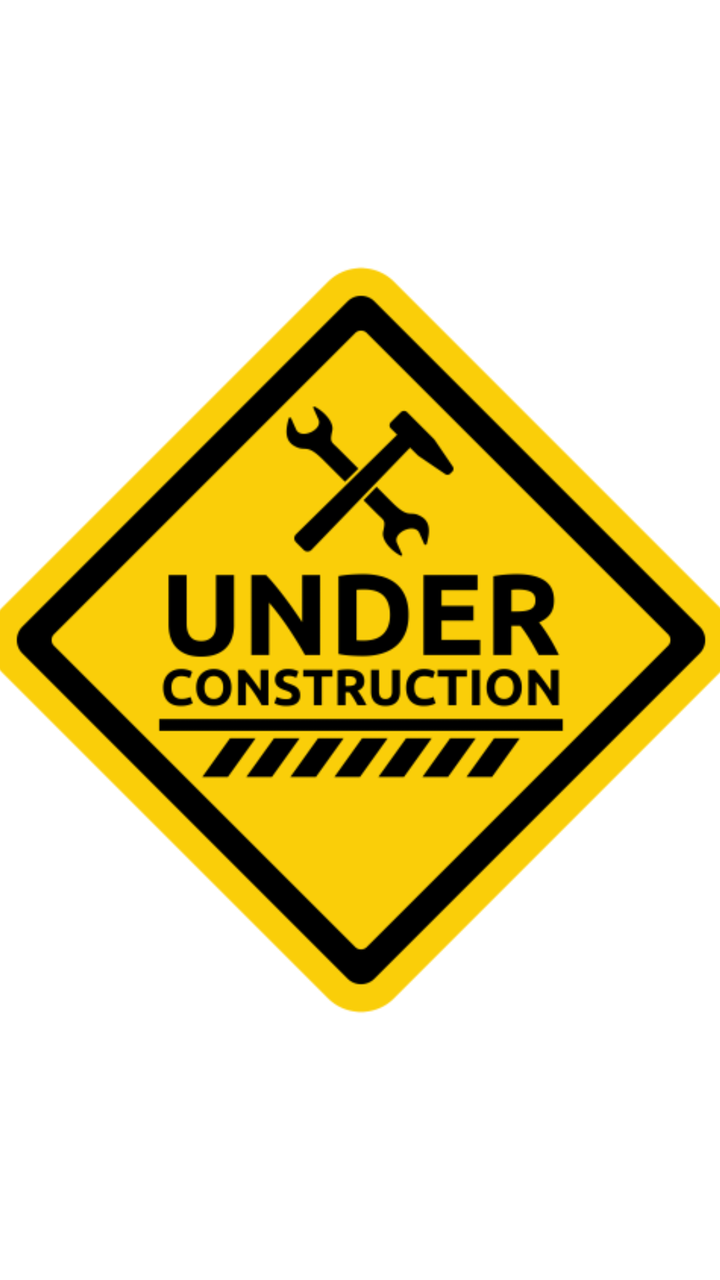
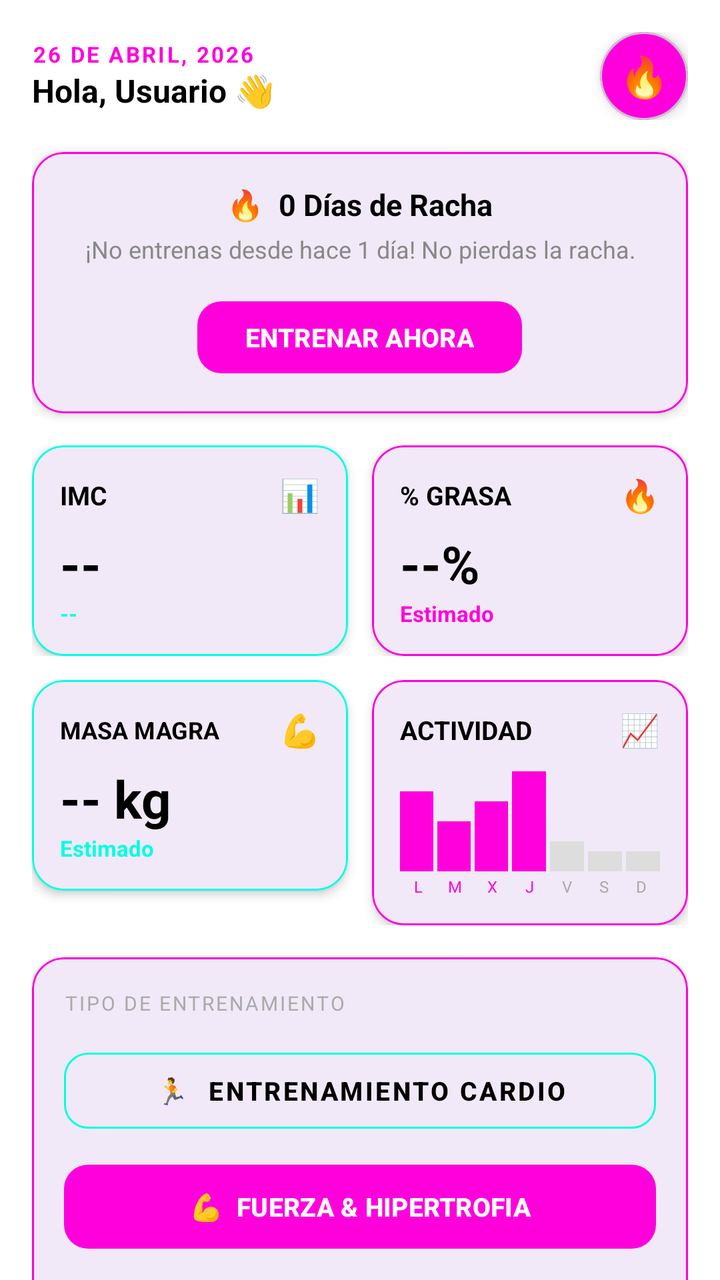

Before-and-after screenshots of an Android layout around one commit, followed by the original layout XML and the change that was made.
<!-- AndroidManifest.xml: application theme Theme.FitJourney -->
<!-- res/layout/fragment_home.xml -->
<?xml version="1.0" encoding="utf-8"?>
<androidx.constraintlayout.widget.ConstraintLayout xmlns:android="http://schemas.android.com/apk/res/android"
    xmlns:tools="http://schemas.android.com/tools"
    xmlns:app="http://schemas.android.com/apk/res-auto"
    android:id="@+id/homeLayout"
    android:layout_width="match_parent"
    android:layout_height="match_parent"
    android:background="@color/fondo"
    tools:context=".ui.second.home.HomeFragment">

    <ImageView
        android:id="@+id/imageView"
        android:layout_width="379dp"
        android:layout_height="486dp"
        android:contentDescription="@string/under_construction"
        android:src="@drawable/img_construccion"
        app:layout_constraintBottom_toBottomOf="parent"
        app:layout_constraintEnd_toEndOf="parent"
        app:layout_constraintStart_toStartOf="parent"
        app:layout_constraintTop_toTopOf="parent" />


</androidx.constraintlayout.widget.ConstraintLayout>
<!-- resources referenced by this layout -->
<resources>
  <color name="fondo">#FFFFFF</color>
  <!-- drawable img_construccion: png bitmap (drawable, 26600 bytes) -->
  <string name="under_construction">Bajo construccion</string>
  <style name="Theme.FitJourney" parent="Base.Theme.FitJourney" />
  <style name="Base.Theme.FitJourney" parent="Theme.Material3.DayNight.NoActionBar">
  
      </style>
</resources>

<!-- the commit's change to res/layout/fragment_home.xml (unified diff, before → after) -->
@@ -1,23 +1,536 @@
 <?xml version="1.0" encoding="utf-8"?>
-<androidx.constraintlayout.widget.ConstraintLayout xmlns:android="http://schemas.android.com/apk/res/android"
-    xmlns:tools="http://schemas.android.com/tools"
+<androidx.core.widget.NestedScrollView
+    xmlns:android="http://schemas.android.com/apk/res/android"
     xmlns:app="http://schemas.android.com/apk/res-auto"
-    android:id="@+id/homeLayout"
     android:layout_width="match_parent"
     android:layout_height="match_parent"
     android:background="@color/fondo"
-    tools:context=".ui.second.home.HomeFragment">
-
-    <ImageView
-        android:id="@+id/imageView"
-        android:layout_width="379dp"
-        android:layout_height="486dp"
-        android:contentDescription="@string/under_construction"
-        android:src="@drawable/img_construccion"
-        app:layout_constraintBottom_toBottomOf="parent"
-        app:layout_constraintEnd_toEndOf="parent"
-        app:layout_constraintStart_toStartOf="parent"
-        app:layout_constraintTop_toTopOf="parent" />
-
-
-</androidx.constraintlayout.widget.ConstraintLayout>
+    android:paddingBottom="16dp"
+    android:clipToPadding="false">
+
+    <LinearLayout
+        android:layout_width="match_parent"
+        android:layout_height="wrap_content"
+        android:orientation="vertical"
+        android:padding="16dp">
+
+        <LinearLayout
+            android:layout_width="match_parent"
+            android:layout_height="wrap_content"
+            android:orientation="horizontal"
+            android:gravity="center_vertical"
+            android:layout_marginBottom="16dp">
+
+            <LinearLayout
+                android:layout_width="0dp"
+                android:layout_height="wrap_content"
+                android:layout_weight="1"
+                android:orientation="vertical">
+
+                <TextView
+                    android:id="@+id/tvDate"
+                    android:layout_width="wrap_content"
+                    android:layout_height="wrap_content"
+                    android:text="26 DE ABRIL, 2026"
+                    android:textColor="@color/mainrosa"
+                    android:textSize="11sp"
+                    android:letterSpacing="0.1"
+                    android:textStyle="bold" />
+
+                <TextView
+                    android:id="@+id/tvGreeting"
+                    android:layout_width="wrap_content"
+                    android:layout_height="wrap_content"
+                    android:text="Hola, Usuario 👋"
+                    android:textColor="@color/text"
+                    android:textSize="16sp"
+                    android:textStyle="bold" />
+            </LinearLayout>
+
+            <com.google.android.material.card.MaterialCardView
+                android:layout_width="44dp"
+                android:layout_height="44dp"
+                app:cardCornerRadius="22dp"
+                app:cardBackgroundColor="@color/mainrosa"
+                app:cardElevation="4dp">
+
+                <TextView
+                    android:layout_width="match_parent"
+                    android:layout_height="match_parent"
+                    android:gravity="center"
+                    android:text="🔥"
+                    android:textSize="20sp" />
+            </com.google.android.material.card.MaterialCardView>
+        </LinearLayout>
+
+        <com.google.android.material.card.MaterialCardView
+            android:layout_width="match_parent"
+            android:layout_height="wrap_content"
+            android:layout_marginBottom="16dp"
+            app:cardBackgroundColor="?attr/colorSurface"
+            app:cardCornerRadius="16dp"
+            app:cardElevation="3dp"
+            app:strokeColor="@color/mainrosa"
+            app:strokeWidth="1dp">
+
+            <LinearLayout
+                android:layout_width="match_parent"
+                android:layout_height="wrap_content"
+                android:orientation="vertical"
+                android:padding="16dp"
+                android:gravity="center">
+
+                <TextView
+                    android:id="@+id/tvStreakTitle"
+                    android:layout_width="wrap_content"
+                    android:layout_height="wrap_content"
+                    android:text="🔥  0 Días de Racha"
+                    android:textColor="@color/text"
+                    android:textSize="15sp"
+                    android:textStyle="bold"
+                    android:layout_marginBottom="4dp" />
+
+                <TextView
+                    android:id="@+id/tvStreakMessage"
+                    android:layout_width="wrap_content"
+                    android:layout_height="wrap_content"
+                    android:text="¡No entrenas desde hace 1 día! No pierdas la racha."
+                    android:textColor="#888888"
+                    android:textSize="12sp"
+                    android:gravity="center"
+                    android:layout_marginBottom="14dp" />
+
+                <com.google.android.material.button.MaterialButton
+                    android:id="@+id/btnTrainNow"
+                    android:layout_width="wrap_content"
+                    android:layout_height="44dp"
+                    android:text="ENTRENAR AHORA"
+                    android:textColor="@color/white"
+                    android:textSize="13sp"
+                    android:textStyle="bold"
+                    android:paddingStart="24dp"
+                    android:paddingEnd="24dp"
+                    app:backgroundTint="@color/mainrosa"
+                    app:cornerRadius="12dp" />
+            </LinearLayout>
+        </com.google.android.material.card.MaterialCardView>
+
+        <LinearLayout
+            android:layout_width="match_parent"
+            android:layout_height="wrap_content"
+            android:orientation="horizontal"
+            android:layout_marginBottom="12dp">
+
+            <com.google.android.material.card.MaterialCardView
+                android:layout_width="0dp"
+                android:layout_height="wrap_content"
+                android:layout_weight="1"
+                android:layout_marginEnd="6dp"
+                app:cardBackgroundColor="?attr/colorSurface"
+                app:cardCornerRadius="16dp"
+                app:cardElevation="3dp"
+                app:strokeColor="@color/mainazul"
+                app:strokeWidth="1dp">
+
+                <LinearLayout
+                    android:layout_width="match_parent"
+                    android:layout_height="wrap_content"
+                    android:orientation="vertical"
+                    android:padding="14dp">
+
+                    <LinearLayout
+                        android:layout_width="match_parent"
+                        android:layout_height="wrap_content"
+                        android:orientation="horizontal"
+                        android:gravity="center_vertical">
+
+                        <TextView
+                            android:layout_width="0dp"
+                            android:layout_height="wrap_content"
+                            android:layout_weight="1"
+                            android:text="IMC"
+                            android:textColor="@color/text"
+                            android:textSize="13sp"
+                            android:textStyle="bold" />
+
+                        <TextView
+                            android:layout_width="wrap_content"
+                            android:layout_height="wrap_content"
+                            android:text="📊"
+                            android:textSize="16sp" />
+                    </LinearLayout>
+
+                    <TextView
+                        android:id="@+id/tvBMI"
+                        android:layout_width="wrap_content"
+                        android:layout_height="wrap_content"
+                        android:text="--"
+                        android:textColor="@color/text"
+                        android:textSize="26sp"
+                        android:textStyle="bold"
+                        android:layout_marginTop="6dp" />
+
+                    <TextView
+                        android:id="@+id/tvBMICategory"
+                        android:layout_width="wrap_content"
+                        android:layout_height="wrap_content"
+                        android:text="--"
+                        android:textColor="@color/mainazul"
+                        android:textSize="11sp"
+                        android:textStyle="bold" />
+                </LinearLayout>
+            </com.google.android.material.card.MaterialCardView>
+
+            <com.google.android.material.card.MaterialCardView
+                android:layout_width="0dp"
+                android:layout_height="wrap_content"
+                android:layout_weight="1"
+                android:layout_marginStart="6dp"
+                app:cardBackgroundColor="?attr/colorSurface"
+                app:cardCornerRadius="16dp"
+                app:cardElevation="3dp"
+                app:strokeColor="@color/mainrosa"
+                app:strokeWidth="1dp">
+
+                <LinearLayout
+                    android:layout_width="match_parent"
+                    android:layout_height="wrap_content"
+                    android:orientation="vertical"
+                    android:padding="14dp">
+
+                    <LinearLayout
+                        android:layout_width="match_parent"
+                        android:layout_height="wrap_content"
+                        android:orientation="horizontal"
+                        android:gravity="center_vertical">
+
+                        <TextView
+                            android:layout_width="0dp"
+                            android:layout_height="wrap_content"
+                            android:layout_weight="1"
+                            android:text="% GRASA"
+                            android:textColor="@color/text"
+                            android:textSize="13sp"
+                            android:textStyle="bold" />
+
+                        <TextView
+                            android:layout_width="wrap_content"
+                            android:layout_height="wrap_content"
+                            android:text="🔥"
+                            android:textSize="16sp" />
+                    </LinearLayout>
+
+                    <TextView
+                        android:id="@+id/tvFat"
+                        android:layout_width="wrap_content"
+                        android:layout_height="wrap_content"
+                        android:text="--%"
+                        android:textColor="@color/text"
+                        android:textSize="26sp"
+                        android:textStyle="bold"
+                        android:layout_marginTop="6dp" />
+
+                    <TextView
+                        android:layout_width="wrap_content"
+                        android:layout_height="wrap_content"
+                        android:text="Estimado"
+                        android:textColor="@color/mainrosa"
+                        android:textSize="11sp"
+                        android:textStyle="bold" />
+                </LinearLayout>
+            </com.google.android.material.card.MaterialCardView>
+        </LinearLayout>
+
+        <LinearLayout
+            android:layout_width="match_parent"
+            android:layout_height="wrap_content"
+            android:orientation="horizontal"
+            android:layout_marginBottom="16dp">
+
+            <com.google.android.material.card.MaterialCardView
+                android:layout_width="0dp"
+                android:layout_height="wrap_content"
+                android:layout_weight="1"
+                android:layout_marginEnd="6dp"
+                app:cardBackgroundColor="?attr/colorSurface"
+                app:cardCornerRadius="16dp"
+                app:cardElevation="3dp"
+                app:strokeColor="@color/mainazul"
+                app:strokeWidth="1dp">
+
+                <LinearLayout
+                    android:layout_width="match_parent"
+                    android:layout_height="wrap_content"
+                    android:orientation="vertical"
+                    android:padding="14dp">
+
+                    <LinearLayout
+                        android:layout_width="match_parent"
+                        android:layout_height="wrap_content"
+                        android:orientation="horizontal"
+                        android:gravity="center_vertical">
+
+                        <TextView
+                            android:layout_width="0dp"
+                            android:layout_height="wrap_content"
+                            android:layout_weight="1"
+                            android:text="MASA MAGRA"
+                            android:textColor="@color/text"
+                            android:textSize="12sp"
+                            android:textStyle="bold" />
+
+                        <TextView
+                            android:layout_width="wrap_content"
+                            android:layout_height="wrap_content"
+                            android:text="💪"
+                            android:textSize="16sp" />
+                    </LinearLayout>
+
+                    <TextView
+                        android:id="@+id/tvLeanMass"
+                        android:layout_width="wrap_content"
+                        android:layout_height="wrap_content"
+                        android:text="-- kg"
+                        android:textColor="@color/text"
+                        android:textSize="26sp"
+                        android:textStyle="bold"
+                        android:layout_marginTop="6dp" />
+
+                    <TextView
+                        android:layout_width="wrap_content"
+                        android:layout_height="wrap_content"
+                        android:text="Estimado"
+                        android:textColor="@color/mainazul"
+                        android:textSize="11sp"
+                        android:textStyle="bold" />
+                </LinearLayout>
+            </com.google.android.material.card.MaterialCardView>
+
+            <com.google.android.material.card.MaterialCardView
+                android:layout_width="0dp"
+                android:layout_height="wrap_content"
+                android:layout_weight="1"
+                android:layout_marginStart="6dp"
+                app:cardBackgroundColor="?attr/colorSurface"
+                app:cardCornerRadius="16dp"
+                app:cardElevation="3dp"
+                app:strokeColor="@color/mainrosa"
+                app:strokeWidth="1dp">
+
+                <LinearLayout
+                    android:layout_width="match_parent"
+                    android:layout_height="wrap_content"
+                    android:orientation="vertical"
+                    android:padding="14dp">
+
+                    <LinearLayout
+                        android:layout_width="match_parent"
+                        android:layout_height="wrap_content"
+                        android:orientation="horizontal"
+                        android:gravity="center_vertical">
+
+                        <TextView
+                            android:layout_width="0dp"
+                            android:layout_height="wrap_content"
+                            android:layout_weight="1"
+                            android:text="ACTIVIDAD"
+                            android:textColor="@color/text"
+                            android:textSize="13sp"
+                            android:textStyle="bold" />
+
+                        <TextView
+                            android:layout_width="wrap_content"
+                            android:layout_height="wrap_content"
+                            android:text="📈"
+                            android:textSize="16sp" />
+                    </LinearLayout>
+
+                    <LinearLayout
+                        android:layout_width="match_parent"
+                        android:layout_height="50dp"
+                        android:orientation="horizontal"
+                        android:gravity="bottom"
+                        android:layout_marginTop="10dp">
+                        <View android:layout_width="0dp" android:layout_height="40dp" android:layout_weight="1" android:background="@color/mainrosa" android:layout_marginEnd="2dp"/>
+                        <View android:layout_width="0dp" android:layout_height="25dp" android:layout_weight="1" android:background="@color/mainrosa" android:layout_marginEnd="2dp"/>
+                        <View android:layout_width="0dp" android:layout_height="35dp" android:layout_weight="1" android:background="@color/mainrosa" android:layout_marginEnd="2dp"/>
+                        <View android:layout_width="0dp" android:layout_height="50dp" android:layout_weight="1" android:background="@color/mainrosa" android:layout_marginEnd="2dp"/>
+                        <View android:layout_width="0dp" android:layout_height="15dp" android:layout_weight="1" android:background="#DDDDDD" android:layout_marginEnd="2dp"/>
+                        <View android:layout_width="0dp" android:layout_height="10dp" android:layout_weight="1" android:background="#DDDDDD" android:layout_marginEnd="2dp"/>
+                        <View android:layout_width="0dp" android:layout_height="10dp" android:layout_weight="1" android:background="#DDDDDD" />
+                    </LinearLayout>
+
+                    <LinearLayout
+                        android:layout_width="match_parent"
+                        android:layout_height="wrap_content"
+                        android:orientation="horizontal"
+                        android:layout_marginTop="2dp">
+                        <TextView android:layout_width="0dp" android:layout_height="wrap_content" android:layout_weight="1" android:text="L" android:textSize="8sp" android:gravity="center" android:textColor="@color/mainrosa"/>
+                        <TextView android:layout_width="0dp" android:layout_height="wrap_content" android:layout_weight="1" android:text="M" android:textSize="8sp" android:gravity="center" android:textColor="@color/mainrosa"/>
+                        <TextView android:layout_width="0dp" android:layout_height="wrap_content" android:layout_weight="1" android:text="X" android:textSize="8sp" android:gravity="center" android:textColor="@color/mainrosa"/>
+                        <TextView android:layout_width="0dp" android:layout_height="wrap_content" android:layout_weight="1" android:text="J" android:textSize="8sp" android:gravity="center" android:textColor="@color/mainrosa"/>
+                        <TextView android:layout_width="0dp" android:layout_height="wrap_content" android:layout_weight="1" android:text="V" android:textSize="8sp" android:gravity="center" android:textColor="#AAAAAA"/>
+                        <TextView android:layout_width="0dp" android:layout_height="wrap_content" android:layout_weight="1" android:text="S" android:textSize="8sp" android:gravity="center" android:textColor="#AAAAAA"/>
+                        <TextView android:layout_width="0dp" android:layout_height="wrap_content" android:layout_weight="1" android:text="D" android:textSize="8sp" android:gravity="center" android:textColor="#AAAAAA"/>
+                    </LinearLayout>
+
+                </LinearLayout>
+            </com.google.android.material.card.MaterialCardView>
+        </LinearLayout>
+
+        <com.google.android.material.card.MaterialCardView
+            android:layout_width="match_parent"
+            android:layout_height="wrap_content"
+            android:layout_marginBottom="16dp"
+            app:cardBackgroundColor="?attr/colorSurface"
+            app:cardCornerRadius="16dp"
+            app:cardElevation="3dp"
+            app:strokeColor="@color/mainrosa"
+            app:strokeWidth="1dp">
+
+            <LinearLayout
+                android:layout_width="match_parent"
+                android:layout_height="wrap_content"
+                android:orientation="vertical"
+                android:padding="16dp">
+
+                <TextView
+                    android:layout_width="wrap_content"
+                    android:layout_height="wrap_content"
+                    android:text="TIPO DE ENTRENAMIENTO"
+                    android:textColor="#AAAAAA"
+                    android:textSize="10sp"
+                    android:letterSpacing="0.1"
+                    android:layout_marginBottom="12dp" />
+
+                <com.google.android.material.button.MaterialButton
+                    android:id="@+id/btnCardio"
+                    android:layout_width="match_parent"
+                    android:layout_height="50dp"
+                    android:layout_marginBottom="8dp"
+                    android:text="🏃  ENTRENAMIENTO CARDIO"
+                    android:textColor="@color/text"
+                    android:textSize="13sp"
+                    android:textStyle="bold"
+                    style="@style/Widget.MaterialComponents.Button.OutlinedButton"
+                    app:strokeColor="@color/mainazul"
+                    app:strokeWidth="1dp"
+                    app:cornerRadius="12dp" />
+
+                <com.google.android.material.button.MaterialButton
+                    android:id="@+id/btnStrength"
+                    android:layout_width="match_parent"
+                    android:layout_height="50dp"
+                    android:layout_marginBottom="8dp"
+                    android:text="💪  FUERZA &amp; HIPERTROFIA"
+                    android:textColor="@color/white"
+                    android:textSize="13sp"
+                    android:textStyle="bold"
+                    app:backgroundTint="@color/mainrosa"
+                    app:cornerRadius="12dp" />
+
+                <com.google.android.material.button.MaterialButton
+                    android:id="@+id/btnStretching"
+                    android:layout_width="match_parent"
+                    android:layout_height="50dp"
+                    android:text="🧘  ESTIRAMIENTOS"
+                    android:textColor="@color/text"
+                    android:textSize="13sp"
+                    android:textStyle="bold"
+                    style="@style/Widget.MaterialComponents.Button.OutlinedButton"
+                    app:strokeColor="@color/mainazul"
+                    app:strokeWidth="1dp"
+                    app:cornerRadius="12dp" />
+
+            </LinearLayout>
+        </com.google.android.material.card.MaterialCardView>
+
+        <com.google.android.material.card.MaterialCardView
+            android:layout_width="match_parent"
+            android:layout_height="wrap_content"
+            android:layout_marginBottom="8dp"
+            app:cardBackgroundColor="?attr/colorSurface"
+            app:cardCornerRadius="16dp"
+            app:cardElevation="3dp"
+            app:strokeColor="@color/mainrosa"
+            app:strokeWidth="1dp">
+
+            <LinearLayout
+                android:layout_width="match_parent"
+                android:layout_height="wrap_content"
+                android:orientation="vertical"
+                android:padding="16dp">
+
+                <LinearLayout
+                    android:layout_width="match_parent"
+                    android:layout_height="wrap_content"
+                    android:orientation="horizontal"
+                    android:gravity="center_vertical"
+                    android:layout_marginBottom="12dp">
+
+                    <LinearLayout
+                        android:layout_width="0dp"
+                        android:layout_height="wrap_content"
+                        android:layout_weight="1"
+                        android:orientation="vertical">
+
+                        <TextView
+                            android:layout_width="wrap_content"
+                            android:layout_height="wrap_content"
+                            android:text="CALORÍAS QUEMADAS"
+                            android:textColor="@color/text"
+                            android:textSize="14sp"
+                            android:textStyle="bold" />
+
+                        <TextView
+                            android:layout_width="wrap_content"
+                            android:layout_height="wrap_content"
+                            android:text="Basado en cálculos dinámicos MET"
+                            android:textColor="#888888"
+                            android:textSize="11sp" />
+                    </LinearLayout>
+
+                    <com.google.android.material.card.MaterialCardView
+                        android:layout_width="wrap_content"
+                        android:layout_height="wrap_content"
+                        app:cardCornerRadius="8dp"
+                        app:cardBackgroundColor="@color/mainrosa">
+
+                        <LinearLayout
+                            android:layout_width="wrap_content"
+                            android:layout_height="wrap_content"
+                            android:orientation="vertical"
+                            android:padding="8dp"
+                            android:gravity="center">
+
+                            <TextView
+                                android:layout_width="wrap_content"
+                                android:layout_height="wrap_content"
+                                android:text="PICO MÁX."
+                                android:textColor="@color/white"
+                                android:textSize="8sp"
+                                android:letterSpacing="0.05" />
+
+                            <TextView
+                                android:id="@+id/tvPeakCal"
+                                android:layout_width="wrap_content"
+                                android:layout_height="wrap_content"
+                                android:text="870 kcal"
+                                android:textColor="@color/white"
+                                android:textSize="12sp"
+                                android:textStyle="bold" />
+                        </LinearLayout>
+                    </com.google.android.material.card.MaterialCardView>
+                </LinearLayout>
+
+                <View
+                    android:id="@+id/caloriesChart"
+                    android:layout_width="match_parent"
+                    android:layout_height="120dp"
+                    android:background="@color/fondo" />
+
+            </LinearLayout>
+        </com.google.android.material.card.MaterialCardView>
+
+    </LinearLayout>
+</androidx.core.widget.NestedScrollView>
<!-- resource entries referenced after the edit -->
@@ -1,8 +1,10 @@
 <!-- resources referenced by this layout -->
 <resources>
   <color name="fondo">#FFFFFF</color>
-  <!-- drawable img_construccion: png bitmap (drawable, 26600 bytes) -->
-  <string name="under_construction">Bajo construccion</string>
+  <color name="mainazul">#00FFE5</color>
+  <color name="mainrosa">#FF00DD</color>
+  <color name="text">#000000</color>
+  <color name="white">#FFFFFFFF</color>
   <style name="Theme.FitJourney" parent="Base.Theme.FitJourney" />
   <style name="Base.Theme.FitJourney" parent="Theme.Material3.DayNight.NoActionBar">
   
